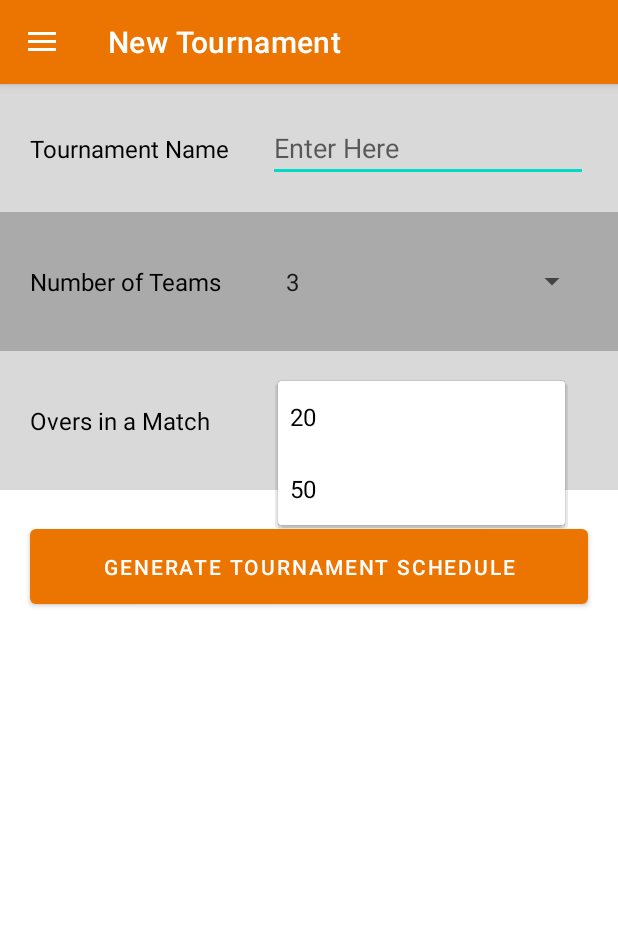
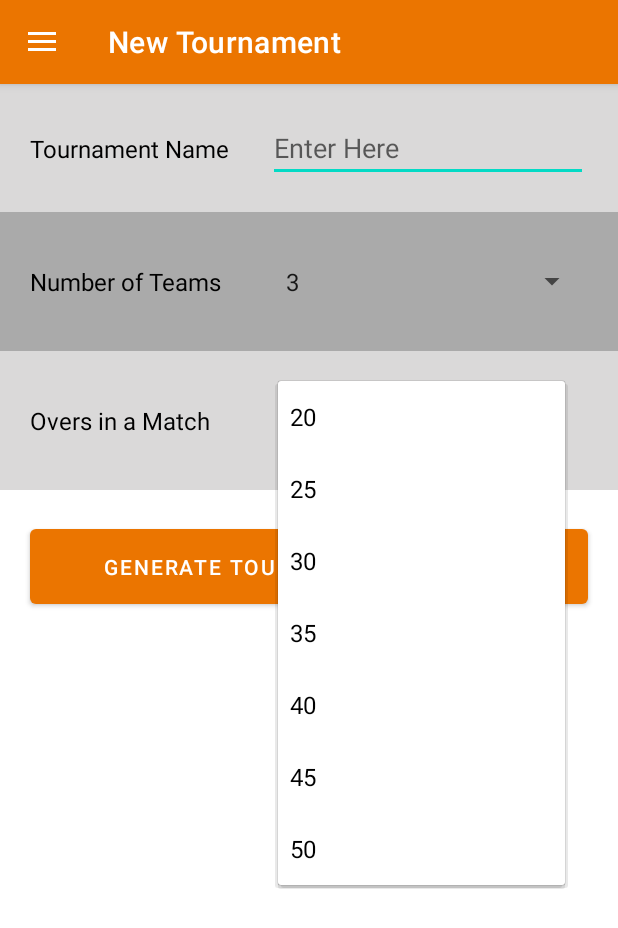
Before and after one commit to sarthak-nik/CTMSnew, an Android app: the CreateNewTournament screen opened directly, with no data from a screen before it, after a tap on "20", on a phone screen of 412 x 824 dp. Shown: the top 928 px of the screen. Run offline under Robolectric (Android 15) with nearby library versions, the phone set to English and light mode, and no system bars.

Commit message:
Match Overs options increased

```diff
--- a/app/src/main/res/values/strings.xml
+++ b/app/src/main/res/values/strings.xml
@@ -43,6 +43,11 @@
 
     <string-array name="num_overs">
         <item>20</item>
+        <item>25</item>
+        <item>30</item>
+        <item>35</item>
+        <item>40</item>
+        <item>45</item>
         <item>50</item>
     </string-array>
 </resources>
```
